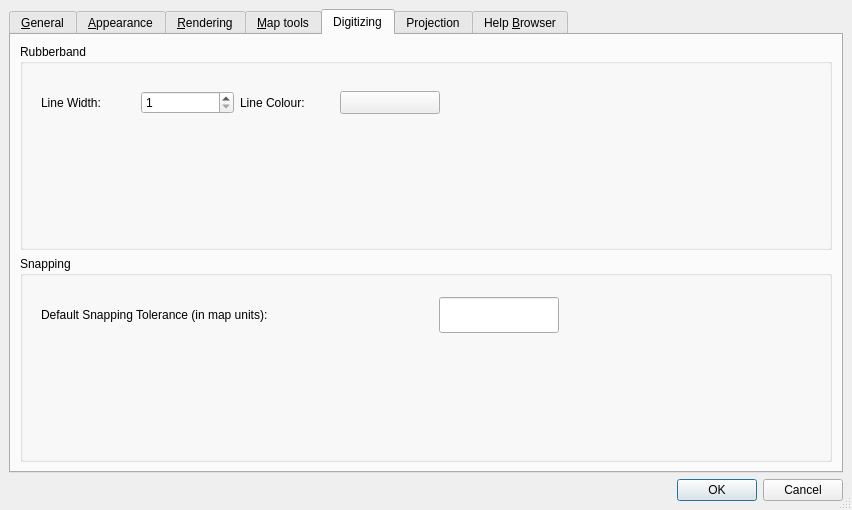
First picture: the form in branches/advanced_editing_branch/src/ui/qgsoptionsbase.ui, repository stopa85/Quantum-GIS, before the edit.
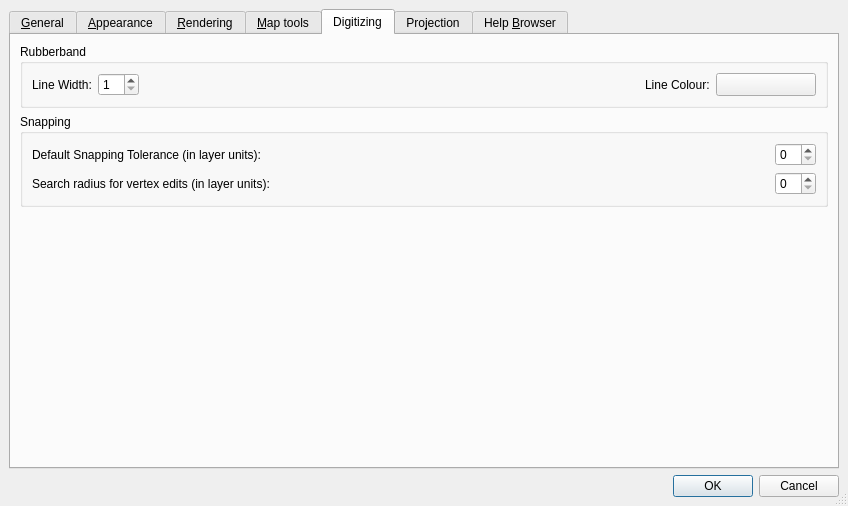
Second picture: the form after the edit. The open tabs and pages were chosen to show the change. Icons and pictures are not drawn. Custom widgets are drawn as their Qt base class.

Commit message: Insert vertices to other features if topological editing is turned on. Use default values for snapping tolerance and vertex search tolerance from qgis options

Patch:
```diff
--- a/branches/advanced_editing_branch/src/ui/qgsoptionsbase.ui
+++ b/branches/advanced_editing_branch/src/ui/qgsoptionsbase.ui
@@ -5,8 +5,8 @@
    <rect>
     <x>0</x>
     <y>0</y>
-    <width>852</width>
-    <height>510</height>
+    <width>848</width>
+    <height>506</height>
    </rect>
   </property>
   <property name="windowTitle" >
@@ -667,18 +667,17 @@
          <property name="title" >
           <string>Rubberband</string>
          </property>
-         <widget class="QWidget" name="layoutWidget" >
-          <property name="geometry" >
-           <rect>
-            <x>10</x>
-            <y>30</y>
-            <width>421</width>
-            <height>57</height>
-           </rect>
+         <layout class="QGridLayout" >
+          <property name="margin" >
+           <number>9</number>
           </property>
+          <property name="spacing" >
+           <number>6</number>
+          </property>
+          <item row="0" column="0" >
           <layout class="QHBoxLayout" >
            <property name="margin" >
-            <number>11</number>
+             <number>0</number>
            </property>
            <property name="spacing" >
             <number>6</number>
@@ -703,6 +702,19 @@
              </property>
             </widget>
            </item>
+            <item>
+             <spacer>
+              <property name="orientation" >
+               <enum>Qt::Horizontal</enum>
+              </property>
+              <property name="sizeHint" >
+               <size>
+                <width>271</width>
+                <height>20</height>
+               </size>
+              </property>
+             </spacer>
+            </item>
            <item>
             <widget class="QLabel" name="mLineColourTextLabel" >
              <property name="text" >
@@ -727,7 +739,8 @@
             </widget>
            </item>
           </layout>
-         </widget>
+          </item>
+         </layout>
         </widget>
        </item>
        <item row="1" column="0" >
@@ -735,18 +748,17 @@
          <property name="title" >
           <string>Snapping</string>
          </property>
-         <widget class="QWidget" name="layoutWidget" >
-          <property name="geometry" >
-           <rect>
-            <x>10</x>
-            <y>30</y>
-            <width>540</width>
-            <height>58</height>
-           </rect>
+         <layout class="QGridLayout" >
+          <property name="margin" >
+           <number>9</number>
           </property>
+          <property name="spacing" >
+           <number>6</number>
+          </property>
+          <item row="0" column="0" >
           <layout class="QHBoxLayout" >
            <property name="margin" >
-            <number>11</number>
+             <number>0</number>
            </property>
            <property name="spacing" >
             <number>6</number>
@@ -754,29 +766,76 @@
            <item>
             <widget class="QLabel" name="mDefaultSnappingToleranceTextLabel" >
              <property name="text" >
-              <string>Default Snapping Tolerance (in map units):</string>
-             </property>
-             <property name="buddy" >
-              <cstring>mDefaultSnappingToleranceTextEdit</cstring>
-             </property>
+               <string>Default Snapping Tolerance (in layer units):</string>
+              </property>
             </widget>
            </item>
            <item>
-            <widget class="QLineEdit" name="mDefaultSnappingToleranceTextEdit" >
-             <property name="maximumSize" >
+             <spacer>
+              <property name="orientation" >
+               <enum>Qt::Horizontal</enum>
+              </property>
+              <property name="sizeHint" >
               <size>
-               <width>120</width>
-               <height>32767</height>
-              </size>
-             </property>
-             <property name="toolTip" >
-              <string>Snapping tolerance in map units</string>
-             </property>
-            </widget>
-           </item>
-          </layout>
-         </widget>
-        </widget>
+                <width>241</width>
+                <height>20</height>
+               </size>
+              </property>
+             </spacer>
+            </item>
+            <item>
+             <widget class="QSpinBox" name="mDefaultSnappingToleranceSpinBox" />
+            </item>
+           </layout>
+          </item>
+          <item row="1" column="0" >
+           <layout class="QHBoxLayout" >
+            <property name="margin" >
+             <number>0</number>
+            </property>
+            <property name="spacing" >
+             <number>6</number>
+            </property>
+            <item>
+             <widget class="QLabel" name="mVertexSearchRadiusVertexEditLabel" >
+              <property name="text" >
+               <string>Search radius for vertex edits (in layer units):</string>
+              </property>
+             </widget>
+            </item>
+            <item>
+             <spacer>
+              <property name="orientation" >
+               <enum>Qt::Horizontal</enum>
+              </property>
+              <property name="sizeHint" >
+               <size>
+                <width>61</width>
+                <height>20</height>
+               </size>
+              </property>
+             </spacer>
+            </item>
+            <item>
+             <widget class="QSpinBox" name="mSearchRadiusVertexEditSpinBox" />
+            </item>
+           </layout>
+          </item>
+         </layout>
+        </widget>
+       </item>
+       <item row="2" column="0" >
+        <spacer>
+         <property name="orientation" >
+          <enum>Qt::Vertical</enum>
+         </property>
+         <property name="sizeHint" >
+          <size>
+           <width>20</width>
+           <height>171</height>
+          </size>
+         </property>
+        </spacer>
        </item>
       </layout>
      </widget>
```
Lines whose indentation alone changed are shown as unchanged. The commit also changes 15 other files.
